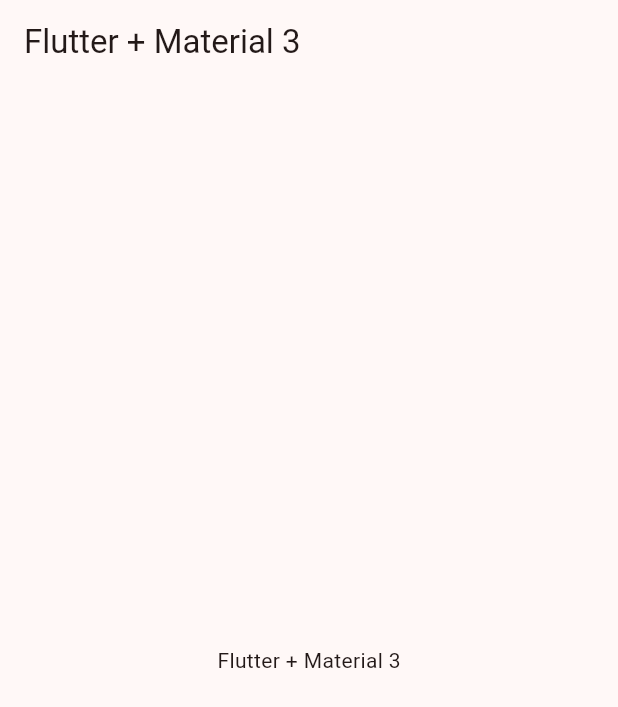
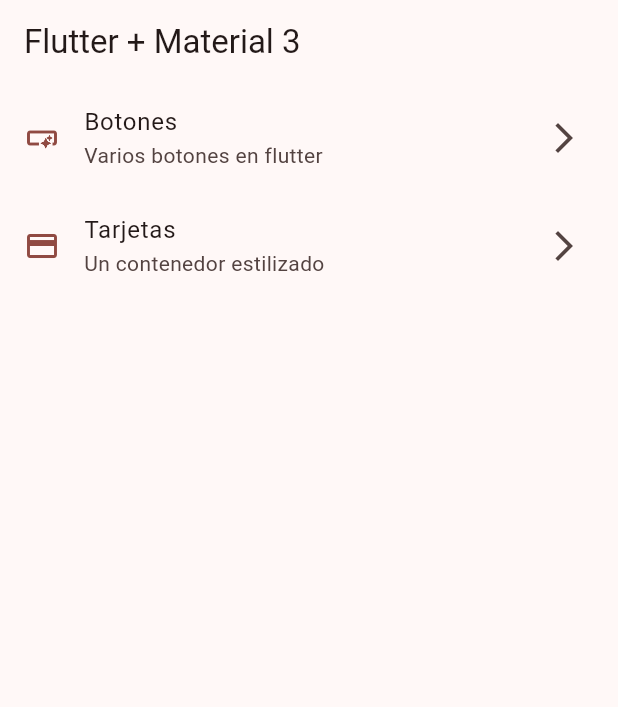
Before and after one commit to id4n4/study-flutter, a Flutter app: the screen it shows after launch, on a phone screen of 412 x 824 dp. Shown: the top 707 px of the screen. Run offline on Flutter 3.47's test engine with Material 3 defaults, Android fonts, the phone set to English and light mode, and no system bars; our stand-ins replace animate_do, dio, logger, video_player.

Commit message:
basic routes configuration

```diff
--- /dev/null
+++ b/widgets_app/lib/config/menu/app_routes.dart
@@ -0,0 +1,4 @@
+class AppRoutes {
+  static const String buttons = '/buttons';
+  static const String cards = '/cards';
+}
--- a/widgets_app/lib/config/menu/menu_item.dart
+++ b/widgets_app/lib/config/menu/menu_item.dart
@@ -1,4 +1,5 @@
 import 'package:flutter/material.dart';
+import 'package:widgets_app/config/menu/app_routes.dart';
 
 class MenuItem {
   final String title;
@@ -16,21 +17,15 @@ class MenuItem {
 
 const appMenuItems = <MenuItem>[
   MenuItem(
-    title: 'Home',
-    subTitle: 'Go to Home',
-    link: '/',
-    icon: Icons.home,
+    title: 'Botones',
+    subTitle: 'Varios botones en flutter',
+    link: AppRoutes.buttons,
+    icon: Icons.smart_button_outlined,
   ),
   MenuItem(
-    title: 'About',
-    subTitle: 'Go to About',
-    link: '/about',
-    icon: Icons.info,
-  ),
-  MenuItem(
-    title: 'Contact',
-    subTitle: 'Go to Contact',
-    link: '/contact',
-    icon: Icons.contact_mail,
+    title: 'Tarjetas',
+    subTitle: 'Un contenedor estilizado',
+    link: AppRoutes.cards,
+    icon: Icons.credit_card,
   ),
 ];
--- a/widgets_app/lib/config/presentation/screens/home/home_screen.dart
+++ /dev/null
@@ -1,17 +0,0 @@
-import 'package:flutter/material.dart';
-
-class HomeScreen extends StatelessWidget {
-  const HomeScreen({super.key});
-
-  @override
-  Widget build(BuildContext context) {
-    return Scaffold(
-      appBar: AppBar(
-        title: const Text('Flutter + Material 3'),
-      ),
-      body: const Center(
-        child: Text('Flutter + Material 3'),
-      ),
-    );
-  }
-}
--- a/widgets_app/lib/main.dart
+++ b/widgets_app/lib/main.dart
@@ -1,5 +1,8 @@
 import 'package:flutter/material.dart';
-import 'package:widgets_app/config/presentation/screens/home/home_screen.dart';
+import 'package:widgets_app/config/menu/app_routes.dart';
+import 'package:widgets_app/presentation/screens/buttons/buttons_screen.dart';
+import 'package:widgets_app/presentation/screens/cards/cards_screen.dart';
+import 'package:widgets_app/presentation/screens/home/home_screen.dart';
 import 'package:widgets_app/config/theme/app_theme.dart';
 
 void main() {
@@ -12,9 +15,12 @@ class MainApp extends StatelessWidget {
   @override
   Widget build(BuildContext context) {
     return MaterialApp(
-      debugShowCheckedModeBanner: false,
-      theme: AppTheme(selectedColor: 1).getTheme(),
-      home: const HomeScreen(),
-    );
+        debugShowCheckedModeBanner: false,
+        theme: AppTheme(selectedColor: 1).getTheme(),
+        home: const HomeScreen(),
+        routes: {
+          AppRoutes.buttons: (context) => const ButtonsScreen(),
+          AppRoutes.cards: (context) => const CardsScreen(),
+        });
   }
 }
--- /dev/null
+++ b/widgets_app/lib/presentation/screens/home/home_screen.dart
@@ -0,0 +1,58 @@
+import 'package:flutter/material.dart';
+import 'package:widgets_app/config/menu/menu_item.dart';
+import 'package:widgets_app/presentation/screens/buttons/buttons_screen.dart';
+
+class HomeScreen extends StatelessWidget {
+  const HomeScreen({super.key});
+
+  @override
+  Widget build(BuildContext context) {
+    return Scaffold(
+      appBar: AppBar(
+        title: const Text('Flutter + Material 3'),
+      ),
+      body: const _HomeView(),
+    );
+  }
+}
+
+class _HomeView extends StatelessWidget {
+  const _HomeView();
+
+  @override
+  Widget build(BuildContext context) {
+    return ListView.builder(
+      itemCount: appMenuItems.length,
+      itemBuilder: (context, index) {
+        final item = appMenuItems[index];
+        return _CustomListTile(item: item);
+      },
+    );
+  }
+}
+
+class _CustomListTile extends StatelessWidget {
+  const _CustomListTile({
+    required this.item,
+  });
+
+  final MenuItem item;
+
+  @override
+  Widget build(BuildContext context) {
+    final colors = Theme.of(context).colorScheme;
+    return ListTile(
+      leading: Icon(item.icon, color: colors.primary),
+      title: Text(item.title),
+      subtitle: Text(item.subTitle),
+      trailing: const Icon(Icons.arrow_forward_ios),
+      onTap: () {
+        Navigator.of(context).push(
+          MaterialPageRoute(
+            builder: (context) => const ButtonsScreen(),
+          ),
+        );
+      },
+    );
+  }
+}
```
Also changed, not shown: widgets_app/lib/presentation/screens/buttons/buttons_screen.dart (added, +15 -0 lines), widgets_app/lib/presentation/screens/cards/cards_screen.dart (added, +15 -0 lines).
